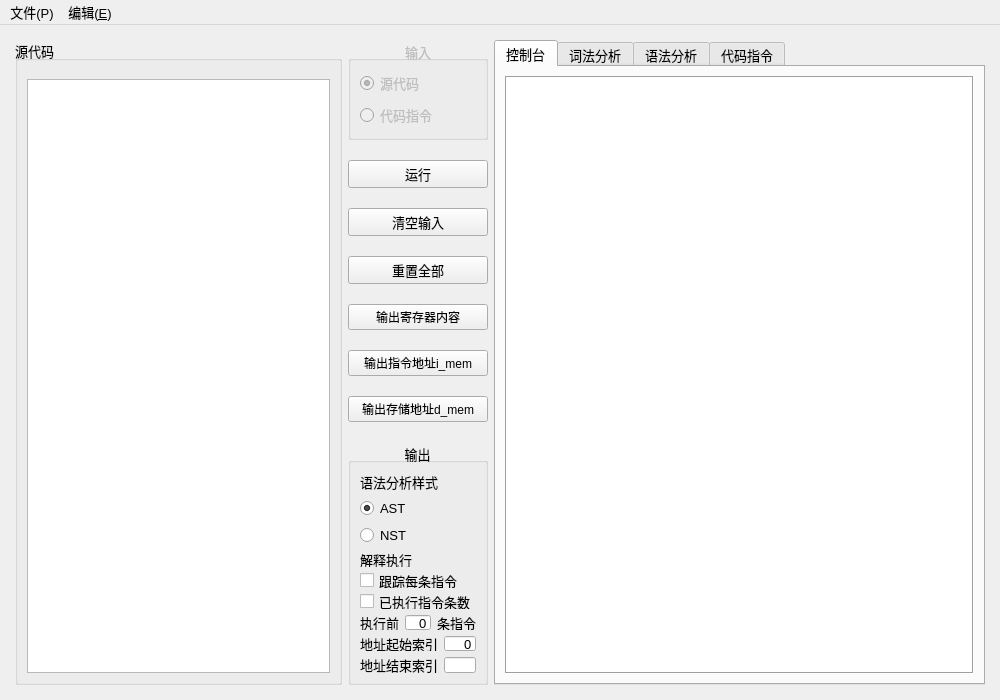
Qt form minic/mainwindow.ui (Ryzin/MiniC) before a commit.
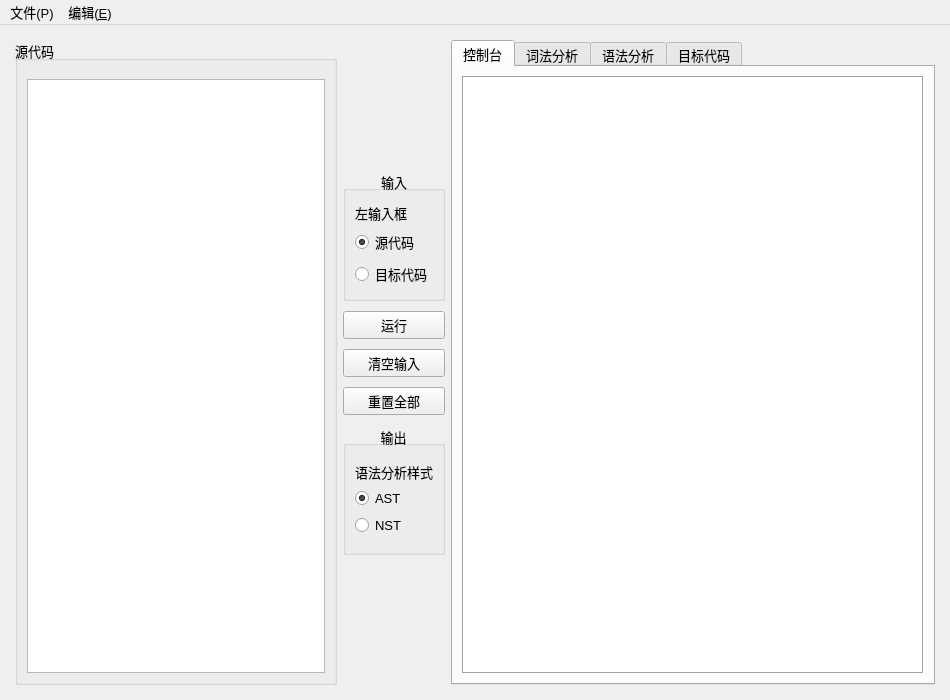
The same form after that commit.

The edit to the form file:
```diff
--- a/minic/mainwindow.ui
+++ b/minic/mainwindow.ui
@@ -6,13 +6,13 @@
    <rect>
     <x>0</x>
     <y>0</y>
-    <width>1000</width>
+    <width>950</width>
     <height>700</height>
    </rect>
   </property>
   <property name="minimumSize">
    <size>
-    <width>1000</width>
+    <width>950</width>
     <height>700</height>
    </size>
   </property>
@@ -80,9 +80,9 @@
        </widget>
       </item>
       <item>
-       <layout class="QVBoxLayout" name="verticalLayout_2" stretch="1,3,1,1,1,1,1,1,1,1">
+       <layout class="QVBoxLayout" name="verticalLayout_2" stretch="1,1,1,1,1,1,1">
         <property name="spacing">
-         <number>20</number>
+         <number>10</number>
         </property>
         <item>
          <spacer name="verticalSpacer">
@@ -100,7 +100,7 @@
         <item>
          <widget class="QGroupBox" name="groupBox_3">
           <property name="enabled">
-           <bool>false</bool>
+           <bool>true</bool>
           </property>
           <property name="font">
            <font>
@@ -115,7 +115,27 @@
           </property>
           <layout class="QGridLayout" name="gridLayout_7">
            <item row="0" column="0">
-            <layout class="QVBoxLayout" name="verticalLayout_3">
+            <layout class="QVBoxLayout" name="verticalLayout_3" stretch="1,1,1,1,1">
+             <item>
+              <spacer name="verticalSpacer_5">
+               <property name="orientation">
+                <enum>Qt::Vertical</enum>
+               </property>
+               <property name="sizeHint" stdset="0">
+                <size>
+                 <width>20</width>
+                 <height>40</height>
+                </size>
+               </property>
+              </spacer>
+             </item>
+             <item>
+              <widget class="QLabel" name="label_2">
+               <property name="text">
+                <string>左输入框</string>
+               </property>
+              </widget>
+             </item>
              <item>
               <widget class="QRadioButton" name="source_code_radioButton">
                <property name="font">
@@ -134,10 +154,23 @@
              <item>
               <widget class="QRadioButton" name="code_instructions_radioButton">
                <property name="text">
-                <string>代码指令</string>
+                <string>目标代码</string>
                </property>
               </widget>
              </item>
+             <item>
+              <spacer name="verticalSpacer_6">
+               <property name="orientation">
+                <enum>Qt::Vertical</enum>
+               </property>
+               <property name="sizeHint" stdset="0">
+                <size>
+                 <width>20</width>
+                 <height>40</height>
+                </size>
+               </property>
+              </spacer>
+             </item>
             </layout>
            </item>
           </layout>
@@ -182,27 +215,6 @@
           </property>
          </widget>
         </item>
-        <item>
-         <widget class="QPushButton" name="pushButton">
-          <property name="text">
-           <string>输出寄存器内容</string>
-          </property>
-         </widget>
-        </item>
-        <item>
-         <widget class="QPushButton" name="pushButton_2">
-          <property name="text">
-           <string>输出指令地址i_mem</string>
-          </property>
-         </widget>
-        </item>
-        <item>
-         <widget class="QPushButton" name="pushButton_3">
-          <property name="text">
-           <string>输出存储地址d_mem</string>
-          </property>
-         </widget>
-        </item>
         <item>
          <widget class="QGroupBox" name="groupBox_2">
           <property name="enabled">
@@ -228,6 +240,9 @@
           <layout class="QGridLayout" name="gridLayout_5">
            <item row="0" column="0">
             <layout class="QVBoxLayout" name="verticalLayout" stretch="1,1,1,1,1">
+             <property name="spacing">
+              <number>6</number>
+             </property>
              <item>
               <spacer name="verticalSpacer_3">
                <property name="orientation">
@@ -290,133 +305,6 @@
              </item>
             </layout>
            </item>
-           <item row="1" column="0">
-            <layout class="QVBoxLayout" name="verticalLayout_5" stretch="1,1,1,1,0,0,0,1">
-             <item>
-              <spacer name="verticalSpacer_5">
-               <property name="orientation">
-                <enum>Qt::Vertical</enum>
-               </property>
-               <property name="sizeHint" stdset="0">
-                <size>
-                 <width>20</width>
-                 <height>40</height>
-                </size>
-               </property>
-              </spacer>
-             </item>
-             <item>
-              <widget class="QLabel" name="label_2">
-               <property name="text">
-                <string>解释执行</string>
-               </property>
-              </widget>
-             </item>
-             <item>
-              <widget class="QCheckBox" name="checkBox">
-               <property name="text">
-                <string>跟踪每条指令</string>
-               </property>
-              </widget>
-             </item>
-             <item>
-              <widget class="QCheckBox" name="checkBox_2">
-               <property name="text">
-                <string>已执行指令条数</string>
-               </property>
-              </widget>
-             </item>
-             <item>
-              <layout class="QHBoxLayout" name="horizontalLayout_3" stretch="0,0,0">
-               <item>
-                <widget class="QLabel" name="label_3">
-                 <property name="text">
-                  <string>执行前</string>
-                 </property>
-                </widget>
-               </item>
-               <item>
-                <widget class="QLineEdit" name="lineEdit">
-                 <property name="inputMask">
-                  <string/>
-                 </property>
-                 <property name="text">
-                  <string>0</string>
-                 </property>
-                 <property name="alignment">
-                  <set>Qt::AlignRight|Qt::AlignTrailing|Qt::AlignVCenter</set>
-                 </property>
-                 <property name="dragEnabled">
-                  <bool>true</bool>
-                 </property>
-                 <property name="placeholderText">
-                  <string>默认至结尾</string>
-                 </property>
-                </widget>
-               </item>
-               <item>
-                <widget class="QLabel" name="label_4">
-                 <property name="text">
-                  <string>条指令</string>
-                 </property>
-                </widget>
-               </item>
-              </layout>
-             </item>
-             <item>
-              <layout class="QHBoxLayout" name="horizontalLayout_4">
-               <item>
-                <widget class="QLabel" name="label_5">
-                 <property name="text">
-                  <string>地址起始索引</string>
-                 </property>
-                </widget>
-               </item>
-               <item>
-                <widget class="QLineEdit" name="lineEdit_2">
-                 <property name="text">
-                  <string>0</string>
-                 </property>
-                 <property name="alignment">
-                  <set>Qt::AlignRight|Qt::AlignTrailing|Qt::AlignVCenter</set>
-                 </property>
-                </widget>
-               </item>
-              </layout>
-             </item>
-             <item>
-              <layout class="QHBoxLayout" name="horizontalLayout_5">
-               <item>
-                <widget class="QLabel" name="label_6">
-                 <property name="text">
-                  <string>地址结束索引</string>
-                 </property>
-                </widget>
-               </item>
-               <item>
-                <widget class="QLineEdit" name="lineEdit_3">
-                 <property name="alignment">
-                  <set>Qt::AlignRight|Qt::AlignTrailing|Qt::AlignVCenter</set>
-                 </property>
-                </widget>
-               </item>
-              </layout>
-             </item>
-             <item>
-              <spacer name="verticalSpacer_6">
-               <property name="orientation">
-                <enum>Qt::Vertical</enum>
-               </property>
-               <property name="sizeHint" stdset="0">
-                <size>
-                 <width>20</width>
-                 <height>40</height>
-                </size>
-               </property>
-              </spacer>
-             </item>
-            </layout>
-           </item>
           </layout>
          </widget>
         </item>
@@ -468,7 +356,7 @@
              <enum>QAbstractScrollArea::AdjustToContents</enum>
             </property>
             <property name="readOnly">
-             <bool>true</bool>
+             <bool>false</bool>
             </property>
            </widget>
           </item>
@@ -554,7 +442,7 @@
         </widget>
         <widget class="QWidget" name="tab_3">
          <attribute name="title">
-          <string>代码指令</string>
+          <string>目标代码</string>
          </attribute>
          <layout class="QGridLayout" name="gridLayout_6">
           <item row="0" column="0">
@@ -573,7 +461,7 @@
     <rect>
      <x>0</x>
      <y>0</y>
-     <width>1000</width>
+     <width>950</width>
      <height>25</height>
     </rect>
    </property>
```
